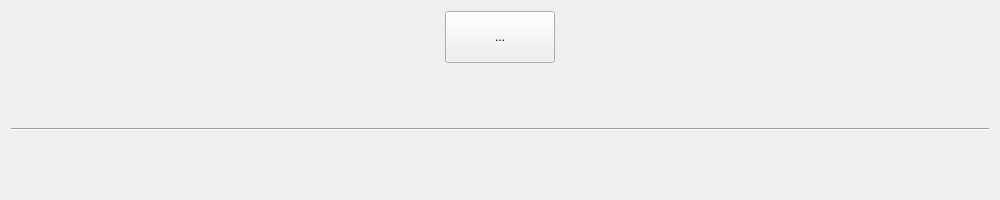
First picture: the form in mainwindow.ui, repository Joxon/aircond-server, before the edit.
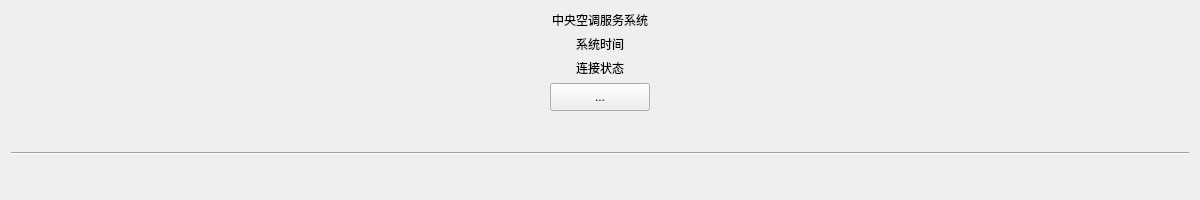
Second picture: the form after the edit. Custom widgets are drawn as their Qt base class.

```diff
--- a/mainwindow.ui
+++ b/mainwindow.ui
@@ -6,13 +6,13 @@
    <rect>
     <x>0</x>
     <y>0</y>
-    <width>1000</width>
+    <width>1200</width>
     <height>200</height>
    </rect>
   </property>
   <property name="minimumSize">
    <size>
-    <width>1000</width>
+    <width>1200</width>
     <height>200</height>
    </size>
   </property>
@@ -27,6 +27,54 @@
     </sizepolicy>
    </property>
    <layout class="QVBoxLayout" name="verticalLayout">
+    <item>
+     <widget class="QLabel" name="labelTitle">
+      <property name="sizePolicy">
+       <sizepolicy hsizetype="Preferred" vsizetype="Fixed">
+        <horstretch>0</horstretch>
+        <verstretch>0</verstretch>
+       </sizepolicy>
+      </property>
+      <property name="text">
+       <string>中央空调服务系统</string>
+      </property>
+      <property name="alignment">
+       <set>Qt::AlignCenter</set>
+      </property>
+     </widget>
+    </item>
+    <item>
+     <widget class="QLabel" name="labelSysTime">
+      <property name="sizePolicy">
+       <sizepolicy hsizetype="Preferred" vsizetype="Fixed">
+        <horstretch>0</horstretch>
+        <verstretch>0</verstretch>
+       </sizepolicy>
+      </property>
+      <property name="text">
+       <string>系统时间</string>
+      </property>
+      <property name="alignment">
+       <set>Qt::AlignCenter</set>
+      </property>
+     </widget>
+    </item>
+    <item>
+     <widget class="QLabel" name="labelConnState">
+      <property name="sizePolicy">
+       <sizepolicy hsizetype="Preferred" vsizetype="Fixed">
+        <horstretch>0</horstretch>
+        <verstretch>0</verstretch>
+       </sizepolicy>
+      </property>
+      <property name="text">
+       <string>连接状态</string>
+      </property>
+      <property name="alignment">
+       <set>Qt::AlignCenter</set>
+      </property>
+     </widget>
+    </item>
     <item>
      <widget class="QWidget" name="widget" native="true">
       <property name="sizePolicy">
@@ -58,8 +106,8 @@
         <widget class="QToolButton" name="toolButtonPower">
          <property name="maximumSize">
           <size>
-           <width>110</width>
-           <height>110</height>
+           <width>100</width>
+           <height>100</height>
           </size>
          </property>
          <property name="toolTip">
```
